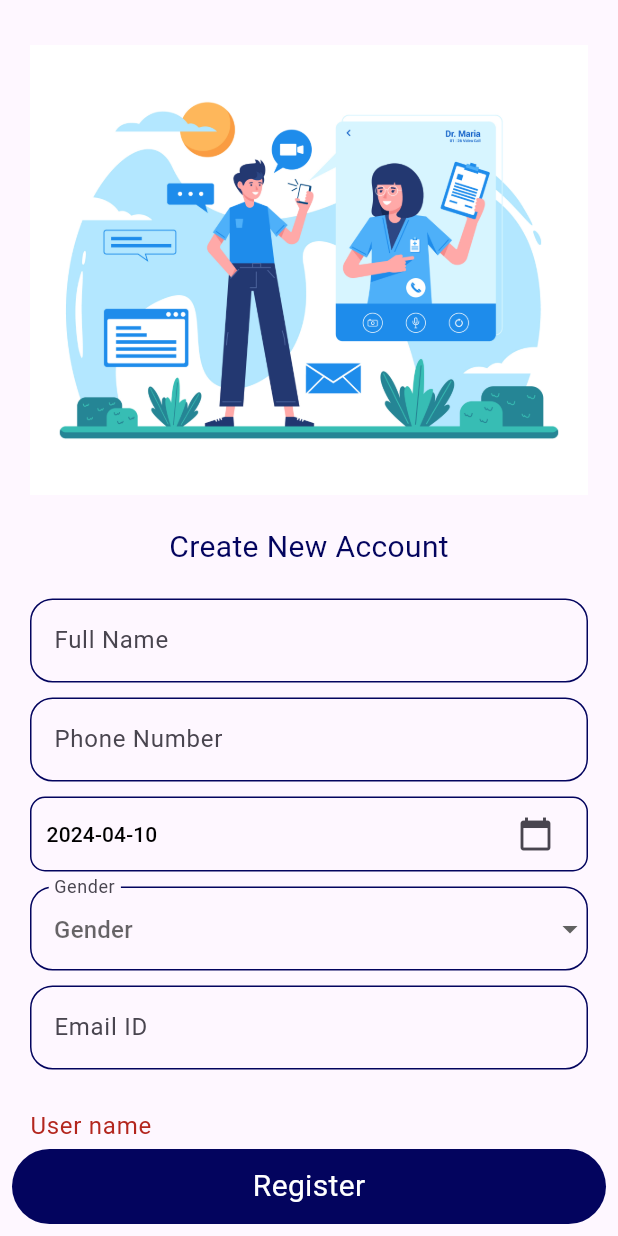
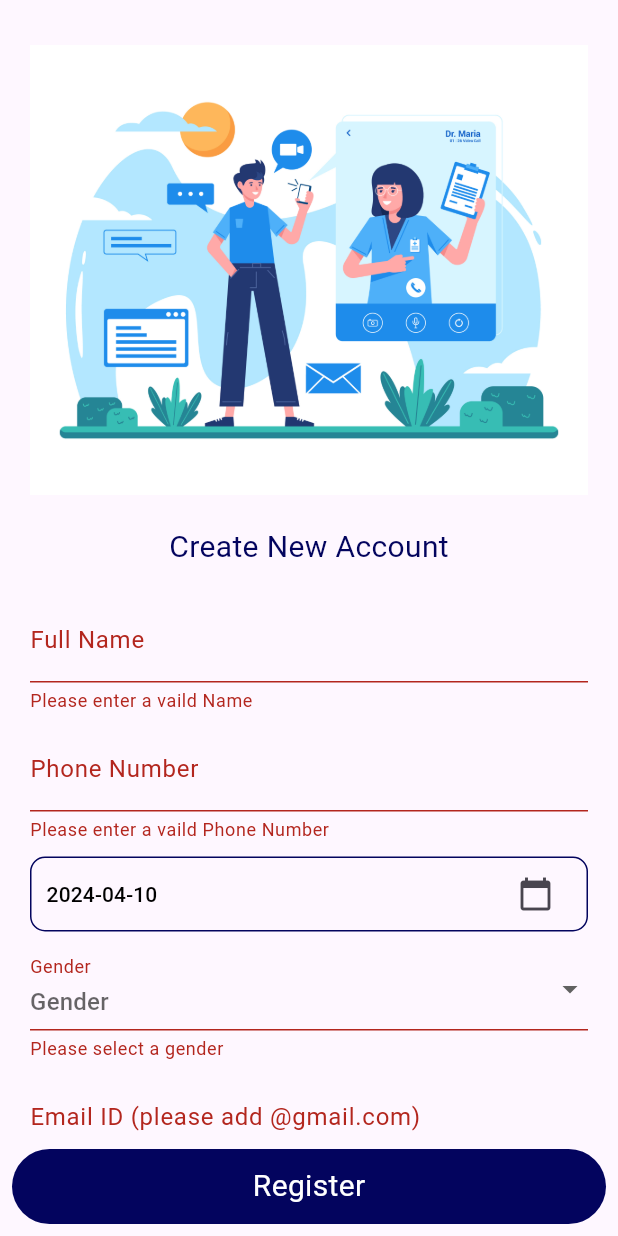
Before and after one commit to MeAnandCB/Medtrack-App, a Flutter app: the screen it shows after launch, after a tap on "Register Now", after a tap on "Register", on a phone screen of 412 x 824 dp. Run offline on Flutter 3.47's test engine with Material 3 defaults, Android fonts, the phone set to English and light mode, and no system bars; our stand-ins replace cached_network_image, carousel_slider, hive_flutter, image_picker, internet_connection_checker, logger and 4 more; accounts and stored records are empty; network calls fail.

Commit message:
notification pending

```diff
--- a/lib/global_widgets/confirmation_popup.dart
+++ b/lib/global_widgets/confirmation_popup.dart
@@ -5,7 +5,8 @@
 Future<bool> logoutConfirmPopup(
     {required BuildContext context,
     required VoidCallback yes,
-    required String message}) async {
+    required String message,
+    required IconData iconimage}) async {
   return await showDialog(
         //the return value will be from "Yes" or "No" options
         context: context,
@@ -21,7 +22,7 @@
                 radius: 22,
                 backgroundColor: Colors.white,
                 child: Icon(
-                  Icons.logout,
+                  iconimage,
                   size: 25,
                   color: ColorCOnstant.myBlueColor,
                 ),
--- a/lib/presentation/booking_history_screen/view/booking_history.dart
+++ b/lib/presentation/booking_history_screen/view/booking_history.dart
@@ -100,6 +100,8 @@
                                           child: InkWell(
                                             onTap: () {
                                               logoutConfirmPopup(
+                                                  iconimage: Icons
+                                                      .delete_forever_outlined,
                                                   context: context,
                                                   yes: () async {
                                                     Navigator.pop(context);
--- a/lib/presentation/login_screen/controller/login_controller.dart
+++ b/lib/presentation/login_screen/controller/login_controller.dart
@@ -12,6 +12,7 @@
   late SharedPreferences sharedPreferences;
   LoginResModel? loginData;
   String? userPassword;
+  bool viewPass = false;
 
   // to Fetch the Course demo videos
 
@@ -37,7 +38,7 @@
             'access': loginData!.data!.access,
             "refreshAccess": loginData!.data!.refresh,
             "refresh": loginData!.data!.refresh,
-            "user": loginData!.data!.username
+            "user": loginData!.data!.email
           };
 
           ///setting shared pref
@@ -64,4 +65,9 @@
       return false;
     }
   }
+
+ void viewpass() {
+    viewPass = !viewPass;
+    notifyListeners();
+  }
 }
--- a/lib/presentation/login_screen/view/login_screen.dart
+++ b/lib/presentation/login_screen/view/login_screen.dart
@@ -22,6 +22,7 @@
   final passKey = GlobalKey<FormState>();
   @override
   Widget build(BuildContext context) {
+    final provider = Provider.of<LoginScreenController>(context, listen: false);
     return Scaffold(
       appBar: AppBar(
         backgroundColor: ColorCOnstant.myWhite,
@@ -91,6 +92,7 @@
                         child: TextFormField(
                           controller: usercontroller,
                           decoration: InputDecoration(
+                            suffixIcon: Icon(Icons.person),
                             focusedBorder: OutlineInputBorder(
                               borderSide:
                                   BorderSide(color: ColorCOnstant.myBlueColor),
@@ -135,8 +137,18 @@
                       Form(
                         key: passKey,
                         child: TextFormField(
+                          obscureText: provider.viewPass == true ? false : true,
                           controller: passController,
                           decoration: InputDecoration(
+                            suffixIcon: IconButton(
+                                onPressed: () {
+                                  provider.viewPass = !provider.viewPass;
+                                  print(provider.viewPass);
+                                  setState(() {});
+                                },
+                                icon: provider.viewPass == false
+                                    ? Icon(Icons.remove_red_eye)
+                                    : Icon(Icons.visibility_off)),
                             focusedBorder: OutlineInputBorder(
                               borderSide:
                                   BorderSide(color: ColorCOnstant.myBlueColor),
--- a/lib/presentation/newsfeed_screen/newsfeed_screen.dart
+++ b/lib/presentation/newsfeed_screen/newsfeed_screen.dart
@@ -64,7 +64,10 @@
     return Scaffold(
       appBar: AppBar(
         backgroundColor: ColorCOnstant.myBlueColor,
-        title: Text("Health News Feed"),
+        title: Text(
+          "Health News Feed",
+          style: TextStyle(color: Colors.white),
+        ),
       ),
       body: isLoading == true
           ? Center(
--- a/lib/presentation/register_screen/register_screen.dart
+++ b/lib/presentation/register_screen/register_screen.dart
@@ -1,6 +1,8 @@
 import 'package:college/presentation/register_screen/controller/register_screen_controller.dart';
 import 'package:college/shared_preferances/shared_preferances.dart';
+import 'package:flutter/cupertino.dart';
 import 'package:flutter/material.dart';
+import 'package:flutter/widgets.dart';
 import 'package:intl/intl.dart';
 import 'package:provider/provider.dart';
 
@@ -25,6 +27,11 @@
   final usernameController = TextEditingController();
   final passwordController = TextEditingController();
 
+  final fNkey = GlobalKey<FormState>();
+  final phkey = GlobalKey<FormState>();
+  final dobkey = GlobalKey<FormState>();
+  final genKey = GlobalKey<FormState>();
+  final emailkey = GlobalKey<FormState>();
   final userkey = GlobalKey<FormState>();
   final passKey = GlobalKey<FormState>();
   String? name;
@@ -36,45 +43,7 @@
     usernameController.dispose();
   }
 
-  // saveData() {
-  //   SharedPreferencesClass().saveUser(usernameController.text);
-  //   SharedPreferencesClass().savePass(usernameController.text);
-  //   usernameController.clear();
-  //   getData();
-  //   setState(() {});
-  // }
-
-  // getData() {
-  //   if (SharedPreferencesClass().getUserString() != null &&
-  //       SharedPreferencesClass().getUserString() != null) {
-  //     name = SharedPreferencesClass().getUserString();
-  //     pass = SharedPreferencesClass().getPassString();
-  //   }
-  //   setState(() {});
-  // }
-
-  // @override
-  // void initState() {
-  //   super.initState();
-  //   getData();
-  // }
-
   DateTime selectedDate = DateTime.now();
-
-  // here is the api data
-  // Future<void> _selectDate(BuildContext context) async {
-  //   final DateTime? picked = await showDatePicker(
-  //     context: context,
-  //     initialDate: selectedDate,
-  //     firstDate: DateTime(1900),
-  //     lastDate: DateTime.now(),
-  //   );
-  //   if (picked != null && picked != selectedDate)
-  //     setState(() {
-  //       selectedDate = picked;
-  //     });
-  //   dobController.text = _formatDate(selectedDate.toString());
-  // }
 
   void _register() async {
     await Provider.of<RegistrationScreenController>(context, listen: false)
@@ -106,6 +75,8 @@
         child: SingleChildScrollView(
           child: Padding(
             padding: const EdgeInsets.symmetric(horizontal: 20),
+            child: Form(
+              key: emailkey,
               child: Column(
                 children: [
                   SizedBox(
@@ -124,8 +95,8 @@
                   ),
                   Text(
                     "Create New Account",
-                  style:
-                      TextStyle(fontSize: 20, color: ColorCOnstant.myBlueColor),
+                    style: TextStyle(
+                        fontSize: 20, color: ColorCOnstant.myBlueColor),
                   ),
                   SizedBox(
                     height: 20,
@@ -135,11 +106,13 @@
                     controller: fullnameController,
                     decoration: InputDecoration(
                       focusedBorder: OutlineInputBorder(
-                      borderSide: BorderSide(color: ColorCOnstant.myBlueColor),
+                        borderSide:
+                            BorderSide(color: ColorCOnstant.myBlueColor),
                         borderRadius: BorderRadius.circular(15),
                       ),
                       enabledBorder: OutlineInputBorder(
-                      borderSide: BorderSide(color: ColorCOnstant.myBlueColor),
+                        borderSide:
+                            BorderSide(color: ColorCOnstant.myBlueColor),
                         borderRadius: BorderRadius.circular(15),
                       ),
                       hintText: "Full Name",
@@ -160,11 +133,13 @@
                     controller: phoneController,
                     decoration: InputDecoration(
                       focusedBorder: OutlineInputBorder(
-                      borderSide: BorderSide(color: ColorCOnstant.myBlueColor),
+                        borderSide:
+                            BorderSide(color: ColorCOnstant.myBlueColor),
                         borderRadius: BorderRadius.circular(15),
                       ),
                       enabledBorder: OutlineInputBorder(
-                      borderSide: BorderSide(color: ColorCOnstant.myBlueColor),
+                        borderSide:
+                            BorderSide(color: ColorCOnstant.myBlueColor),
                         borderRadius: BorderRadius.circular(15),
                       ),
                       hintText: "Phone Number",
@@ -254,11 +229,13 @@
                     },
                     decoration: InputDecoration(
                       focusedBorder: OutlineInputBorder(
-                      borderSide: BorderSide(color: ColorCOnstant.myBlueColor),
+                        borderSide:
+                            BorderSide(color: ColorCOnstant.myBlueColor),
                         borderRadius: BorderRadius.circular(15),
                       ),
                       enabledBorder: OutlineInputBorder(
-                      borderSide: BorderSide(color: ColorCOnstant.myBlueColor),
+                        borderSide:
+                            BorderSide(color: ColorCOnstant.myBlueColor),
                         borderRadius: BorderRadius.circular(15),
                       ),
                       hintText: "Gender",
@@ -291,8 +268,8 @@
                                   BorderSide(color: ColorCOnstant.myBlueColor),
                               borderRadius: BorderRadius.circular(15),
                             ),
-                          hintText: "Email ID",
-                          labelText: "Email ID",
+                            hintText: "Email ID (please add @gmail.com)",
+                            labelText: "Email ID (please add @gmail.com)",
                           ),
                           validator: (value) {
                             if (value == null || value.isEmpty) {
@@ -306,9 +283,7 @@
                         ),
 
                         // user name
-                      Form(
-                        key: userkey,
-                        child: TextFormField(
+                        TextFormField(
                           controller: usernameController,
                           decoration: InputDecoration(
                             focusedBorder: OutlineInputBorder(
@@ -331,7 +306,6 @@
                             return null;
                           },
                         ),
-                      ),
                       ],
                     ),
                   ),
@@ -343,9 +317,7 @@
                         SizedBox(
                           height: 10,
                         ),
-                      Form(
-                        key: passKey,
-                        child: TextFormField(
+                        TextFormField(
                           controller: passwordController,
                           decoration: InputDecoration(
                             focusedBorder: OutlineInputBorder(
@@ -358,8 +330,8 @@
                                   BorderSide(color: ColorCOnstant.myBlueColor),
                               borderRadius: BorderRadius.circular(15),
                             ),
-                            hintText: "Password",
-                            labelText: "Password",
+                            hintText: "Password (Must 8 char ex: Abcd@123)",
+                            labelText: "Password (Must 8 char ex: Abcd@123)",
                           ),
                           validator: (value) {
                             if (value == null || value.isEmpty) {
@@ -367,7 +339,6 @@
                             }
                             return null;
                           },
-                        ),
                         ),
                       ],
                     ),
@@ -406,12 +377,12 @@
             ),
           ),
         ),
+      ),
       bottomNavigationBar: Padding(
         padding: const EdgeInsets.all(8.0),
         child: InkWell(
           onTap: () {
-            if (userkey.currentState!.validate() &&
-                passKey.currentState!.validate()) {
+            if (emailkey.currentState!.validate()) {
               _register();
               // saveData();
               Navigator.pushReplacement(
--- a/lib/presentation/splash_screen/controller/app_config_controller.dart
+++ b/lib/presentation/splash_screen/controller/app_config_controller.dart
@@ -28,6 +28,4 @@
 
     studentCourseList = [];
   }
-
-  //fcm token
 }
--- a/lib/presentation/splash_screen/splash_screen.dart
+++ b/lib/presentation/splash_screen/splash_screen.dart
@@ -1,8 +1,7 @@
 import 'package:college/presentation/bottom_nav_screen/bottom_nav_screen.dart';
-import 'package:college/presentation/hospital_list_screen/view/hospital_list_screen.dart';
+
 import 'package:college/presentation/login_screen/view/login_screen.dart';
-import 'package:college/presentation/register_screen/register_screen.dart';
-import 'package:college/shared_preferances/shared_preferances.dart';
+
 import 'package:college/utils/app_utils.dart';
 import 'package:flutter/material.dart';
 
@@ -24,7 +23,6 @@
     print("hello");
 
     AppUtils.getAccessKey().then((value) async {
-      print("hello1");
       print("$value token");
       if (value != null && value.isNotEmpty) {
         print(value);
```
Also changed, not shown: lib/global_widgets/alert_popup.dart (added, +113 -0 lines), lib/presentation/doctor_detail_screen/doctor_detail_screen.dart (+26 -6 lines), lib/presentation/hospital_list_screen/view/hospital_list_screen.dart (+42 -9 lines), lib/presentation/profile_screen/profile_screen.dart (+9 -16 lines), assets/images/1.jpg, assets/images/2.jpg, assets/images/3.jpg. Lines whose indentation alone changed are shown as unchanged.
